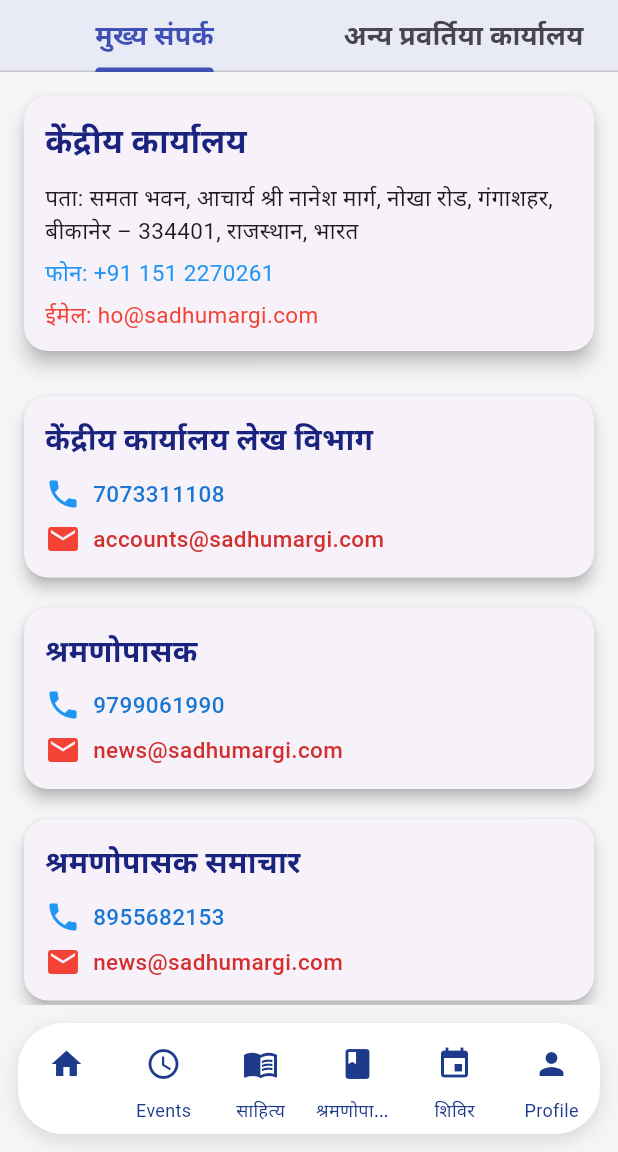
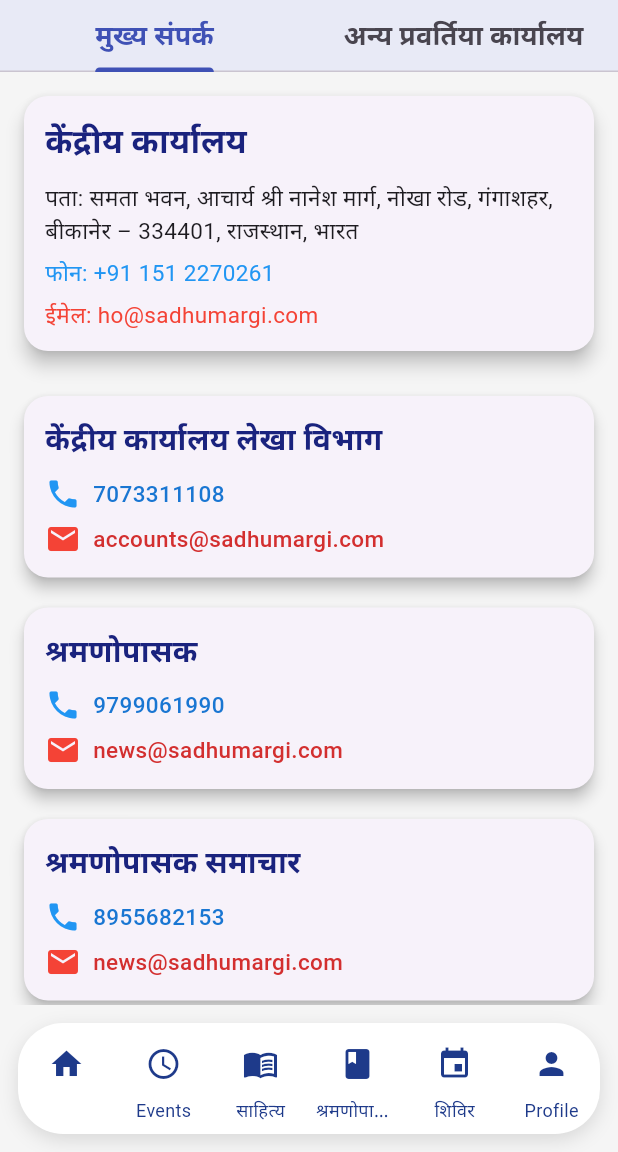
Before and after one commit to aaddy27/ABSJS-APP, a Flutter app: the SamparkScreen screen opened directly, on a phone screen of 412 x 824 dp, the part 84-1236 px from its top. Run offline on Flutter 3.47's test engine with Material 3 defaults, Android fonts, the phone set to English and light mode, and no system bars; our stand-ins replace awesome_dialog, cached_network_image, carousel_slider, confetti, firebase_core, firebase_messaging and 10 more; missing offline and left inert: pdfx; accounts and stored records are empty; network calls fail; Roboto replaces fonts that are missing (Amita).

Commit message:
yuva content

```diff
--- a/lib/screens/sampark_screen.dart
+++ b/lib/screens/sampark_screen.dart
@@ -223,7 +223,7 @@
                         ),
 
                         // Existing Cards
-                        _buildCard("केंद्रीय कार्यालय लेख विभाग", "7073311108", "accounts@sadhumargi.com"),
+                        _buildCard("केंद्रीय कार्यालय लेखा विभाग", "7073311108", "accounts@sadhumargi.com"),
                         _buildCard("श्रमणोपासक", "9799061990", "news@sadhumargi.com"),
                         _buildCard("श्रमणोपासक समाचार", "8955682153", "news@sadhumargi.com"),
                         _buildCard("साहित्य", "8209090748", "sahitya@sadhumargi.com"),
```
